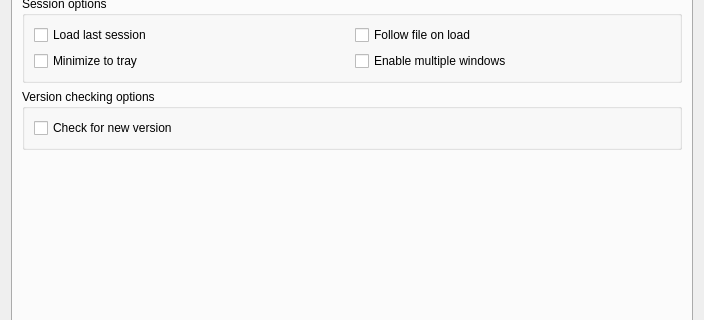
Qt form src/ui/include/optionsdialog.ui (64x-lunicorn/LogSquirl) before a commit; both pictures show x 0 to 704 and y 280 to 600 of the 704 by 817 pixel window.
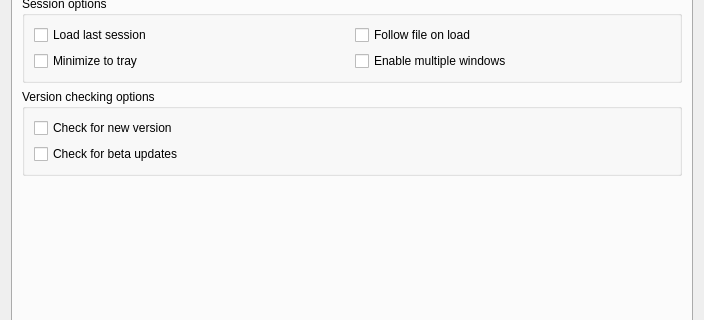
The same form after that commit.

Commit message: feat: add opt-in beta update channel with per-startup check (#10)

Diff of the .ui file:
```diff
--- a/src/ui/include/optionsdialog.ui
+++ b/src/ui/include/optionsdialog.ui
@@ -216,6 +216,16 @@
             </property>
            </widget>
           </item>
+          <item>
+           <widget class="QCheckBox" name="checkForBetaVersionCheckBox">
+            <property name="toolTip">
+             <string>When enabled, checks for beta versions on every application start</string>
+            </property>
+            <property name="text">
+             <string>Check for beta updates</string>
+            </property>
+           </widget>
+          </item>
          </layout>
         </widget>
        </item>
```
The commit also changes 7 other files.
